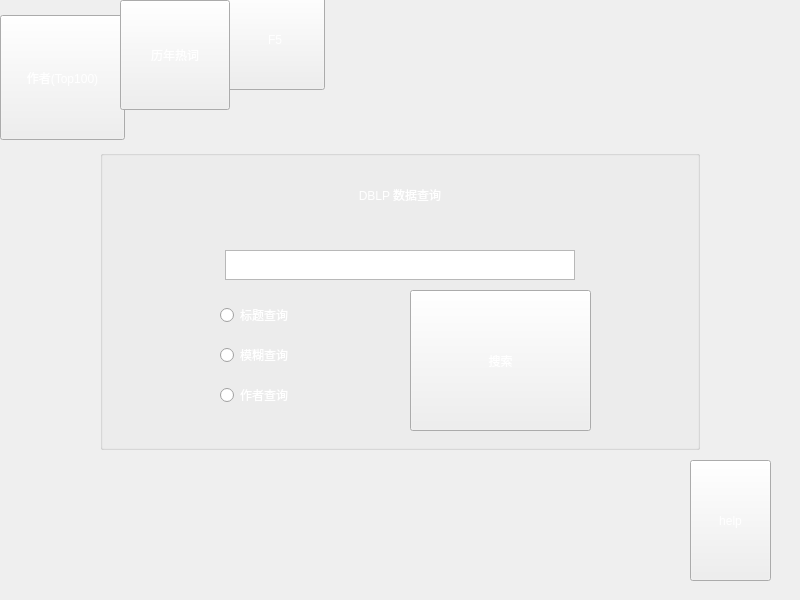
Qt form DS_2020/DS_2020_GUI/MainWindow.ui (ChrisJaunes/DS_2020) before a commit.
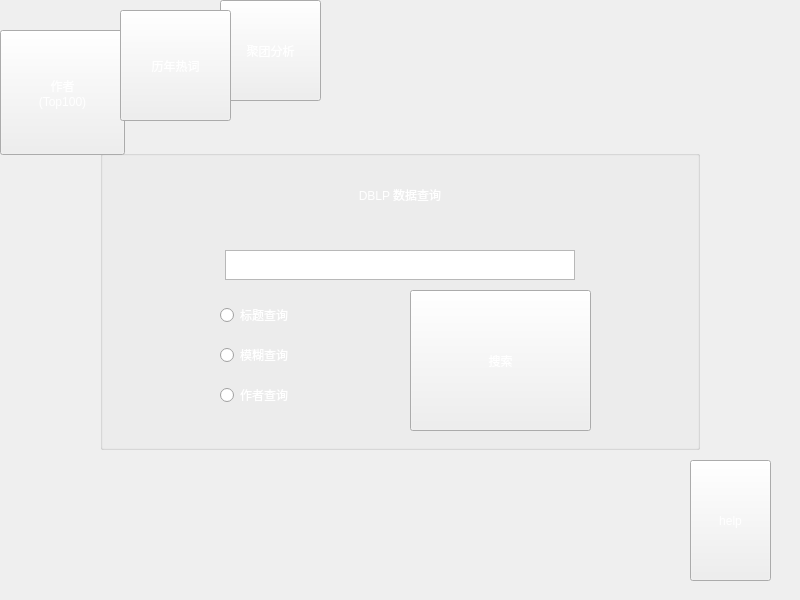
The same form after that commit. Icons and pictures are not drawn.

Diff of the .ui file:
```diff
--- a/DS_2020/DS_2020_GUI/MainWindow.ui
+++ b/DS_2020/DS_2020_GUI/MainWindow.ui
@@ -135,10 +135,10 @@
    <widget class="QPushButton" name="btn_F5">
     <property name="geometry">
      <rect>
-      <x>225</x>
-      <y>-10</y>
-      <width>100</width>
-      <height>100</height>
+      <x>220</x>
+      <y>0</y>
+      <width>101</width>
+      <height>101</height>
      </rect>
     </property>
     <property name="styleSheet">
@@ -147,14 +147,20 @@
 font: 75 12pt &quot;Consolas&quot;;</string>
     </property>
     <property name="text">
-     <string>F5</string>
+     <string>聚团分析</string>
+    </property>
+    <property name="iconSize">
+     <size>
+      <width>16</width>
+      <height>16</height>
+     </size>
     </property>
    </widget>
    <widget class="QPushButton" name="btn_F2_TopAuthor">
     <property name="geometry">
      <rect>
       <x>0</x>
-      <y>15</y>
+      <y>30</y>
       <width>125</width>
       <height>125</height>
      </rect>
@@ -165,16 +171,17 @@
 font: 75 12pt &quot;Consolas&quot;;</string>
     </property>
     <property name="text">
-     <string>作者(Top100)</string>
+     <string>作者
+(Top100)</string>
     </property>
    </widget>
    <widget class="QPushButton" name="btn_F3">
     <property name="geometry">
      <rect>
       <x>120</x>
-      <y>0</y>
-      <width>110</width>
-      <height>110</height>
+      <y>10</y>
+      <width>111</width>
+      <height>111</height>
      </rect>
     </property>
     <property name="styleSheet">
```
Left out of the diff: 3 changed lines with no effect on the pictures.
